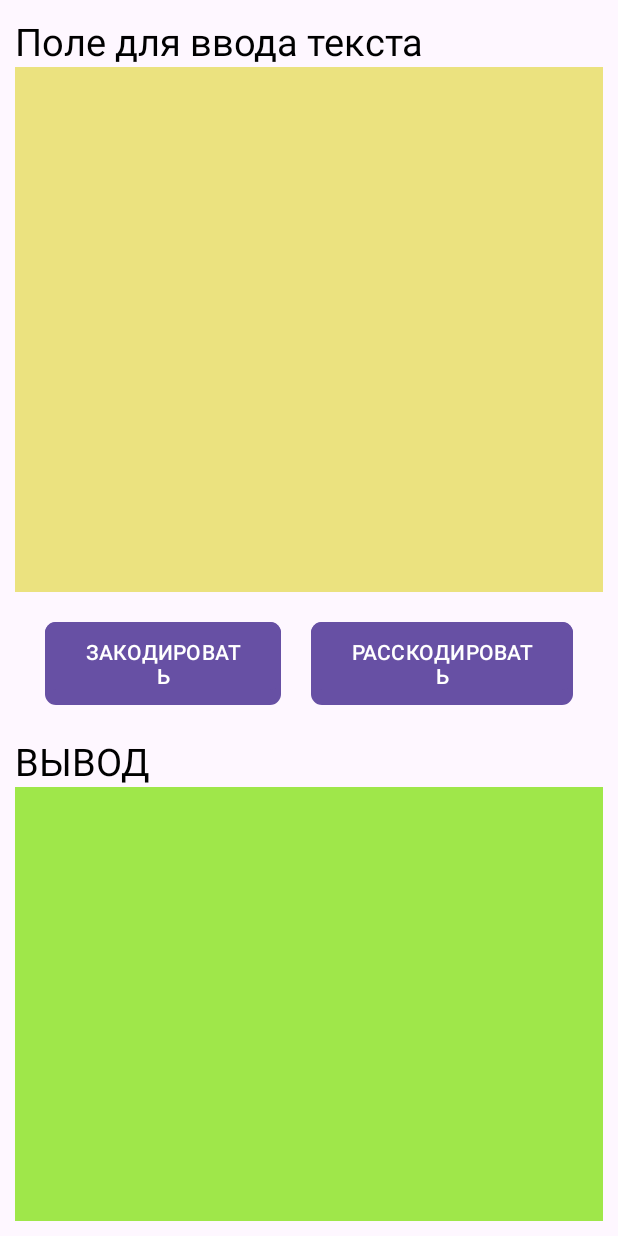
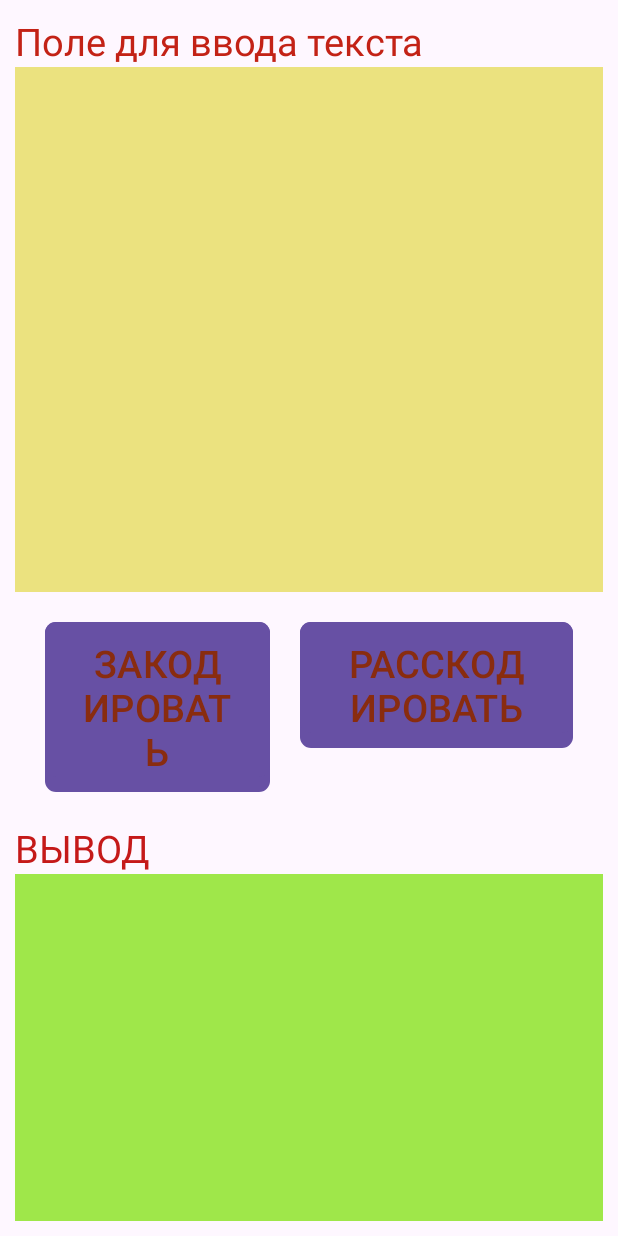
Before and after one commit to ArtemMartin/Crypto2, an Android app: the screen it shows after launch (MainActivity), on a phone screen of 412 x 824 dp. Run offline under Robolectric (Android 15) with nearby library versions, the phone set to English and light mode, and no system bars.

Commit message:
поменял цвета надписей полей

```diff
--- a/app/src/main/res/layout/activity_main.xml
+++ b/app/src/main/res/layout/activity_main.xml
@@ -19,7 +19,7 @@
             android:layout_width="match_parent"
             android:layout_height="wrap_content"
             android:text="Поле для ввода текста"
-            android:textColor="@color/black"
+            android:textColor="#C32216"
             android:textSize="25sp" />
 
         <EditText
@@ -46,7 +46,10 @@
                 android:layout_height="wrap_content"
                 android:layout_weight="1"
                 android:text="ЗАКОДИРОВАТЬ"
+                android:textSize="25sp"
                 android:background="@drawable/zakodirovat"
+                android:textColor="#892C0F"
+
                 android:layout_margin="10dp"/>
 
             <Button
@@ -55,6 +58,8 @@
                 android:layout_height="wrap_content"
                 android:background="@drawable/razkodirovat"
                 android:layout_weight="1"
+                android:textColor="#892C0F"
+                android:textSize="25sp"
                 android:text="РАССКОДИРОВАТЬ"
                 android:layout_margin="10dp"/>
         </LinearLayout>
@@ -64,7 +69,7 @@
             android:layout_width="match_parent"
             android:layout_height="wrap_content"
             android:text="ВЫВОД"
-            android:textColor="@color/black"
+            android:textColor="#C51919"
             android:textSize="25sp" />
 
         <EditText
```
